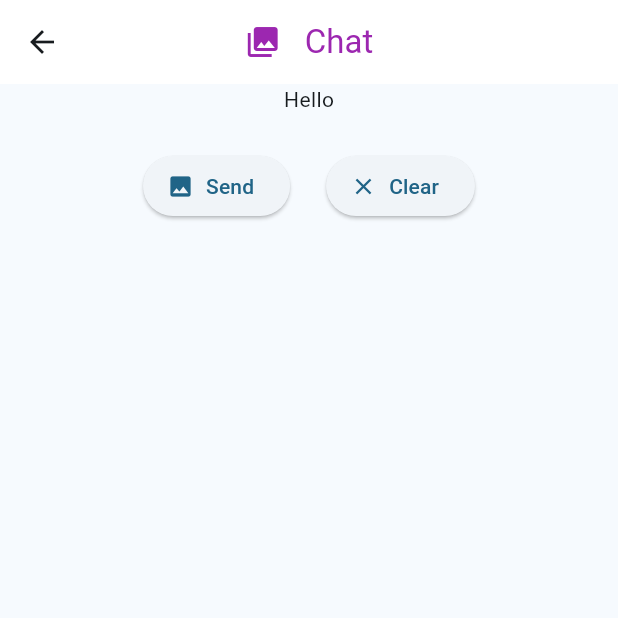
After one commit to davidfitz314/EmotionJournalWGemini, a Flutter app: the screen it shows after launch, tab 2 chosen, after a tap on the "message" icon, on a phone screen of 412 x 824 dp, the top half of it. The commit adds this screen. Run offline on Flutter 3.47's test engine with Material 3 defaults, Android fonts, the phone set to English and light mode, and no system bars; our stand-ins replace cloud_firestore, firebase_core, flutter_riverpod, google_generative_ai, shared_preferences, sqflite; accounts and stored records are empty.

Commit message:
testing gemini api controls and validated a result in temp chat

```diff
--- a/lib/gemini/gemini_mindful.dart
+++ b/lib/gemini/gemini_mindful.dart
@@ -5,6 +5,10 @@ import 'package:google_generative_ai/google_generative_ai.dart';
 
 final mindfulResultNotifier =
     StateProvider<MindfulResultPayload?>((ref) => null);
+
+final mindfulServiceProvider = Provider<GeminiMindfulService>((ref) {
+  return GeminiMindfulService(ref);
+});
 
 class GeminiMindfulService {
   final Ref ref;
@@ -14,7 +18,7 @@ class GeminiMindfulService {
     try {
       var model = GenerativeModel(
           model: 'gemini-1.5-pro',
-          apiKey: 'YOUR_API_KEY_HERE', // <- ADD YOUR API KEY HERE
+          apiKey: 'PLACE_API_KEY_HERE', // <- ADD YOUR API KEY HERE
           generationConfig: GenerationConfig(
               responseMimeType: 'application/json',
               responseSchema: Schema.object(properties: {
@@ -32,7 +36,7 @@ class GeminiMindfulService {
       var response = await model.generateContent([content]);
       var jsonPayload = json.decode(response.text!);
       ref.read(mindfulResultNotifier.notifier).state = MindfulResultPayload(
-        name: jsonPayload['mindfulReply'],
+        content: jsonPayload['mindfulReply'],
       );
     } on Exception {
       rethrow;
@@ -45,9 +49,9 @@ class GeminiMindfulService {
 }
 
 class MindfulResultPayload {
-  final String name;
+  final String content;
 
   const MindfulResultPayload({
-    required this.name,
+    required this.content,
   });
 }
--- a/lib/main.dart
+++ b/lib/main.dart
@@ -1,4 +1,5 @@
 import 'package:flutter/material.dart';
+import 'package:flutter_riverpod/flutter_riverpod.dart';
 import 'package:myapp/widgets/home.dart';
 import 'package:myapp/widgets/jounal_entries.dart';
 import 'package:myapp/widgets/mindfulness_entries.dart';
@@ -9,7 +10,8 @@ import 'firebase_options.dart';
 void main() async {
   WidgetsFlutterBinding.ensureInitialized();
   await Firebase.initializeApp(options: DefaultFirebaseOptions.currentPlatform);
-  runApp(const MyApp());
+  // runApp(const MyApp());
+  runApp(const ProviderScope(child: MyApp()));
 }
 
 class MyApp extends StatelessWidget {
--- /dev/null
+++ b/lib/widgets/gemini_chat.dart
@@ -0,0 +1,107 @@
+import 'package:flutter/material.dart';
+import 'package:flutter_riverpod/flutter_riverpod.dart';
+import 'package:myapp/gemini/gemini_mindful.dart';
+
+class GeminiChat extends StatefulWidget {
+  const GeminiChat({super.key});
+
+  @override
+  State<GeminiChat> createState() => _GeminiChatState();
+}
+
+class _GeminiChatState extends State<GeminiChat> {
+  @override
+  Widget build(BuildContext context) {
+    return Scaffold(
+        appBar: AppBar(
+          backgroundColor: Colors.white,
+          elevation: 0,
+          centerTitle: true,
+          title: const Row(
+            mainAxisSize: MainAxisSize.min,
+            children: [
+              Icon(Icons.collections, color: Colors.purple),
+              SizedBox(width: 16),
+              Text('Chat', style: TextStyle(color: Colors.purple))
+            ],
+          ),
+        ),
+        body: const Center(
+            child: Column(
+          children: [Text("Hello"), MindfulRequestControls(), ChatResponse()],
+        )));
+  }
+}
+
+class MindfulRequestControls extends ConsumerWidget {
+  const MindfulRequestControls({super.key});
+
+  @override
+  Widget build(BuildContext context, WidgetRef ref) {
+    return Padding(
+      padding: const EdgeInsets.all(24),
+      child: Row(
+        mainAxisAlignment: MainAxisAlignment.center,
+        children: [
+          ElevatedButton.icon(
+              onPressed: () async {
+                await ref.read(mindfulServiceProvider).getMindfullness();
+              },
+              icon: const Icon(Icons.image),
+              label: const Text('Send')),
+          const SizedBox(width: 24),
+          ElevatedButton.icon(
+              icon: const Icon(Icons.clear),
+              onPressed: () async {
+                ref.read(mindfulServiceProvider).clear();
+              },
+              label: const Text('Clear'))
+        ],
+      ),
+    );
+  }
+}
+
+class ChatResponse extends ConsumerWidget {
+  const ChatResponse({super.key});
+
+  @override
+  Widget build(BuildContext context, WidgetRef ref) {
+    final resultPayload = ref.watch(mindfulResultNotifier);
+
+    if (resultPayload == null) {
+      return const SizedBox.shrink();
+    }
+
+    return Container(
+      margin: const EdgeInsets.all(20),
+      padding: const EdgeInsets.all(20),
+      decoration: BoxDecoration(
+        color: Colors.white,
+        borderRadius: BorderRadius.circular(20),
+      ),
+      child: Row(
+        children: [
+          const SizedBox(width: 24),
+          Expanded(
+            child: Column(
+              mainAxisSize: MainAxisSize.min,
+              crossAxisAlignment: CrossAxisAlignment.start,
+              children: [
+                const Text(
+                  'Response',
+                  style: TextStyle(fontSize: 20, color: Colors.purpleAccent),
+                ),
+                Text(
+                  resultPayload.content,
+                  style: const TextStyle(
+                      fontSize: 30, fontWeight: FontWeight.bold),
+                ),
+              ],
+            ),
+          )
+        ],
+      ),
+    );
+  }
+}
--- a/lib/widgets/jounal_entries.dart
+++ b/lib/widgets/jounal_entries.dart
@@ -1,6 +1,7 @@
 import 'package:flutter/material.dart';
 import 'package:myapp/db/database_service.dart';
 import 'package:myapp/widgets/background_gradient.dart';
+import 'package:myapp/widgets/gemini_chat.dart';
 import 'package:myapp/widgets/journal_entry_details.dart';
 
 class JournalEntries extends StatefulWidget {
@@ -96,8 +97,15 @@ class _JournalEntriesState extends State<JournalEntries> {
                     )),
         ]),
       ),
-      floatingActionButton: const FloatingActionButton(
-        onPressed: null,
+      floatingActionButton: FloatingActionButton(
+        onPressed: () => {
+          Navigator.push(
+            context,
+            MaterialPageRoute(
+              builder: (context) => const GeminiChat(),
+            ),
+          ),
+        },
         tooltip: 'Chat',
         backgroundColor: Color(0xFF87CEFA),
         child: Icon(Icons.message),
```
